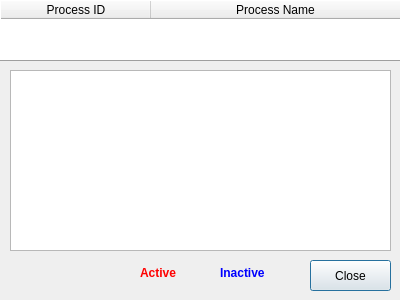
First picture: the form in viewprocessor.ui, repository dutchgold92/TaskStalker, before the edit.
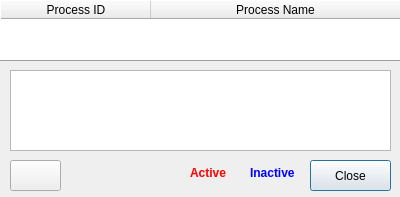
Second picture: the form after the edit.

Commit message: Heavily modified ViewProcessor class

The edit to the form file:
```diff
--- a/viewprocessor.ui
+++ b/viewprocessor.ui
@@ -7,7 +7,7 @@
     <x>0</x>
     <y>0</y>
     <width>400</width>
-    <height>300</height>
+    <height>197</height>
    </rect>
   </property>
   <property name="windowTitle">
@@ -19,7 +19,7 @@
      <x>10</x>
      <y>70</y>
      <width>381</width>
-     <height>181</height>
+     <height>81</height>
     </rect>
    </property>
    <property name="verticalScrollBarPolicy">
@@ -33,7 +33,7 @@
      <x>-100.000000000000000</x>
      <y>-100.000000000000000</y>
      <width>200.000000000000000</width>
-     <height>200.000000000000000</height>
+     <height>100.000000000000000</height>
     </rectf>
    </property>
   </widget>
@@ -41,7 +41,7 @@
    <property name="geometry">
     <rect>
      <x>310</x>
-     <y>260</y>
+     <y>160</y>
      <width>81</width>
      <height>31</height>
     </rect>
@@ -97,8 +97,8 @@
   <widget class="QLabel" name="timeLabel">
    <property name="geometry">
     <rect>
-     <x>11</x>
-     <y>263</y>
+     <x>70</x>
+     <y>163</y>
      <width>101</width>
      <height>20</height>
     </rect>
@@ -116,8 +116,8 @@
   <widget class="QLabel" name="activeLabel">
    <property name="geometry">
     <rect>
-     <x>140</x>
-     <y>263</y>
+     <x>190</x>
+     <y>163</y>
      <width>52</width>
      <height>20</height>
     </rect>
@@ -138,8 +138,8 @@
   <widget class="QLabel" name="label">
    <property name="geometry">
     <rect>
-     <x>220</x>
-     <y>263</y>
+     <x>250</x>
+     <y>163</y>
      <width>81</width>
      <height>20</height>
     </rect>
@@ -157,6 +157,19 @@
     <string>Inactive</string>
    </property>
   </widget>
+  <widget class="QPushButton" name="toggleUpdateButton">
+   <property name="geometry">
+    <rect>
+     <x>10</x>
+     <y>160</y>
+     <width>51</width>
+     <height>31</height>
+    </rect>
+   </property>
+   <property name="text">
+    <string/>
+   </property>
+  </widget>
  </widget>
  <resources/>
  <connections/>
```
Left out of the diff: 2 changed lines with no effect on the pictures. The commit also changes 12 other files.
